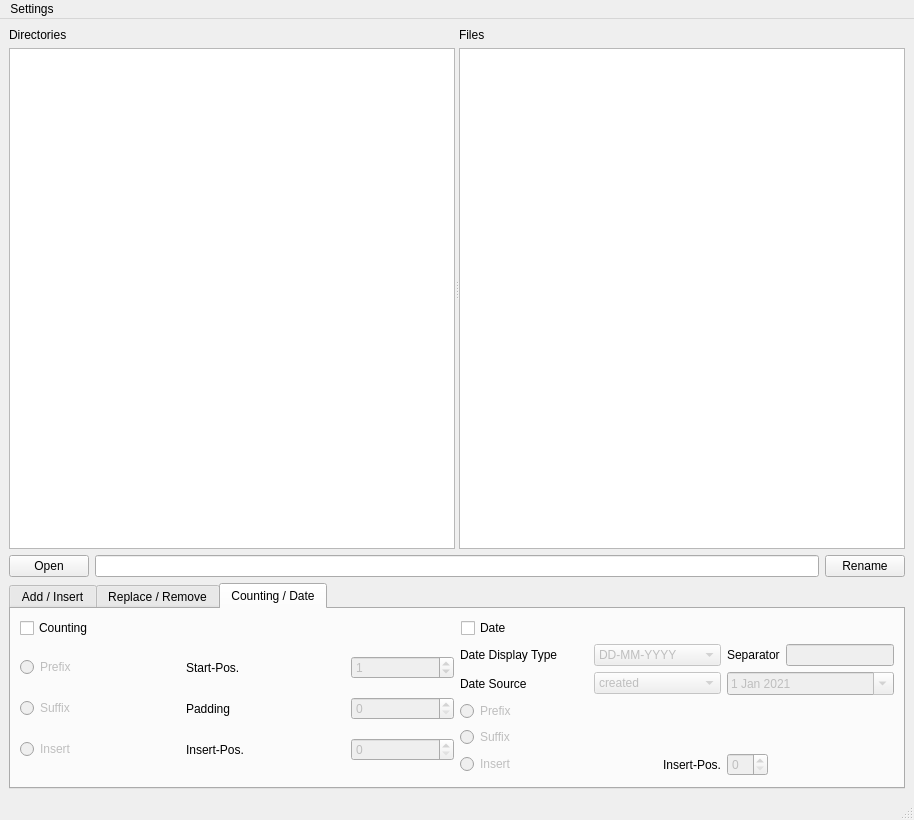
This is mainwindow.ui in Addi90/ARenamerTool as Qt 5 draws it before an edit. The edited form follows.
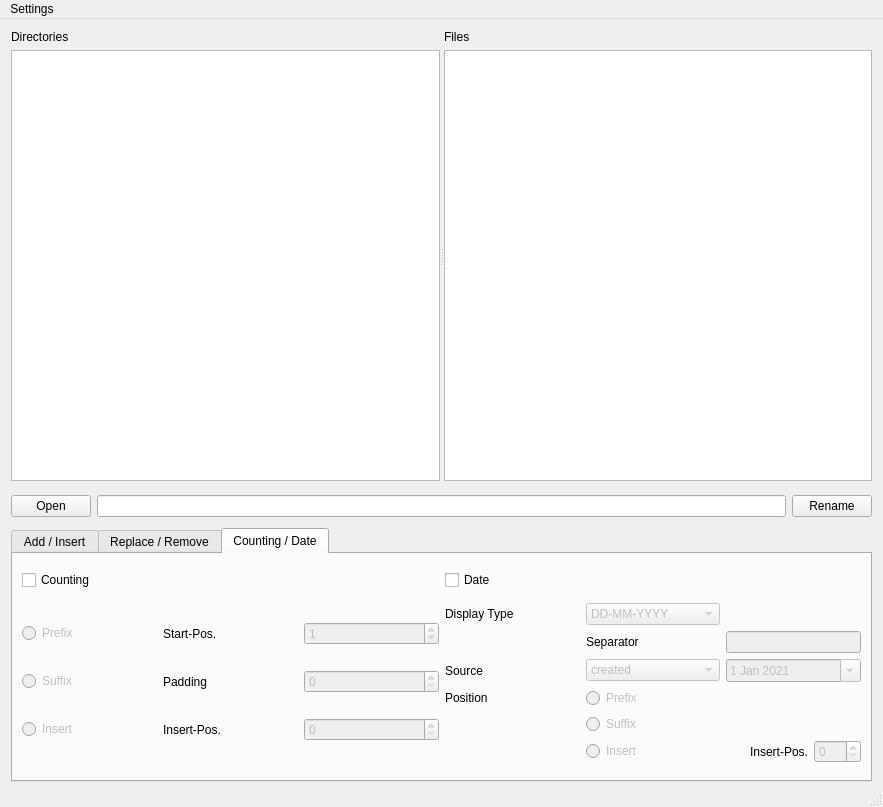
This is the edited form.

Commit message: ui optimizations, fixes, transl. updates

```diff
--- a/mainwindow.ui
+++ b/mainwindow.ui
@@ -6,8 +6,8 @@
    <rect>
     <x>0</x>
     <y>0</y>
-    <width>914</width>
-    <height>820</height>
+    <width>883</width>
+    <height>807</height>
    </rect>
   </property>
   <property name="windowTitle">
@@ -20,128 +20,15 @@
      <verstretch>0</verstretch>
     </sizepolicy>
    </property>
-   <layout class="QVBoxLayout" name="verticalLayout">
-    <item>
-     <widget class="QSplitter" name="splitter">
-      <property name="sizePolicy">
-       <sizepolicy hsizetype="Expanding" vsizetype="Expanding">
-        <horstretch>0</horstretch>
-        <verstretch>0</verstretch>
-       </sizepolicy>
-      </property>
-      <property name="orientation">
-       <enum>Qt::Horizontal</enum>
-      </property>
-      <widget class="QWidget" name="gridLayoutWidget">
-       <layout class="QGridLayout" name="gridLayout_7">
-        <item row="0" column="0">
-         <widget class="QLabel" name="label_13">
-          <property name="sizePolicy">
-           <sizepolicy hsizetype="Minimum" vsizetype="Preferred">
-            <horstretch>0</horstretch>
-            <verstretch>0</verstretch>
-           </sizepolicy>
-          </property>
-          <property name="locale">
-           <locale language="English" country="UnitedKingdom"/>
-          </property>
-          <property name="text">
-           <string>Directories</string>
-          </property>
-         </widget>
-        </item>
-        <item row="1" column="0">
-         <widget class="QTreeView" name="treeView_2">
-          <property name="sizePolicy">
-           <sizepolicy hsizetype="Minimum" vsizetype="Expanding">
-            <horstretch>0</horstretch>
-            <verstretch>0</verstretch>
-           </sizepolicy>
-          </property>
-          <property name="locale">
-           <locale language="English" country="UnitedKingdom"/>
-          </property>
-          <property name="itemsExpandable">
-           <bool>true</bool>
-          </property>
-         </widget>
-        </item>
-       </layout>
-      </widget>
-      <widget class="QWidget" name="gridLayoutWidget_2">
-       <layout class="QGridLayout" name="gridLayout_8">
-        <item row="0" column="0">
-         <widget class="QLabel" name="label_14">
-          <property name="locale">
-           <locale language="English" country="UnitedKingdom"/>
-          </property>
-          <property name="text">
-           <string>Files</string>
-          </property>
-         </widget>
-        </item>
-        <item row="1" column="0">
-         <widget class="QTreeView" name="treeView">
-          <property name="focusPolicy">
-           <enum>Qt::NoFocus</enum>
-          </property>
-          <property name="locale">
-           <locale language="English" country="UnitedKingdom"/>
-          </property>
-          <property name="selectionMode">
-           <enum>QAbstractItemView::MultiSelection</enum>
-          </property>
-          <attribute name="headerVisible">
-           <bool>false</bool>
-          </attribute>
-         </widget>
-        </item>
-       </layout>
-      </widget>
-     </widget>
-    </item>
-    <item>
-     <layout class="QHBoxLayout" name="horizontalLayout_11">
-      <property name="sizeConstraint">
-       <enum>QLayout::SetDefaultConstraint</enum>
-      </property>
-      <item>
-       <widget class="QPushButton" name="pushButton">
-        <property name="sizePolicy">
-         <sizepolicy hsizetype="Minimum" vsizetype="Fixed">
-          <horstretch>0</horstretch>
-          <verstretch>0</verstretch>
-         </sizepolicy>
-        </property>
-        <property name="locale">
-         <locale language="English" country="UnitedKingdom"/>
-        </property>
-        <property name="text">
-         <string>Open</string>
-        </property>
-       </widget>
-      </item>
-      <item>
-       <widget class="QLineEdit" name="lineEdit">
-        <property name="locale">
-         <locale language="English" country="UnitedKingdom"/>
-        </property>
-       </widget>
-      </item>
-      <item>
-       <widget class="QPushButton" name="pushButton_2">
-        <property name="locale">
-         <locale language="English" country="UnitedKingdom"/>
-        </property>
-        <property name="text">
-         <string>Rename</string>
-        </property>
-       </widget>
-      </item>
-     </layout>
-    </item>
-    <item>
      <widget class="QTabWidget" name="tabWidget">
+    <property name="geometry">
+     <rect>
+      <x>11</x>
+      <y>509</y>
+      <width>861</width>
+      <height>254</height>
+     </rect>
+    </property>
       <property name="sizePolicy">
        <sizepolicy hsizetype="Minimum" vsizetype="Minimum">
         <horstretch>0</horstretch>
@@ -676,6 +563,12 @@
           </item>
           <item>
            <widget class="QCheckBox" name="checkBox_12">
+          <property name="sizePolicy">
+           <sizepolicy hsizetype="Minimum" vsizetype="Fixed">
+            <horstretch>0</horstretch>
+            <verstretch>0</verstretch>
+           </sizepolicy>
+          </property>
             <property name="locale">
              <locale language="English" country="UnitedKingdom"/>
             </property>
@@ -826,7 +719,7 @@
                <bool>false</bool>
               </property>
               <property name="sizePolicy">
-               <sizepolicy hsizetype="Fixed" vsizetype="Fixed">
+             <sizepolicy hsizetype="Minimum" vsizetype="Fixed">
                 <horstretch>0</horstretch>
                 <verstretch>0</verstretch>
                </sizepolicy>
@@ -871,46 +764,7 @@
           </item>
           <item>
            <layout class="QGridLayout" name="gridLayout_6">
-            <item row="4" column="2">
-             <widget class="QSpinBox" name="spinBox_10">
-              <property name="enabled">
-               <bool>false</bool>
-              </property>
-              <property name="sizePolicy">
-               <sizepolicy hsizetype="Fixed" vsizetype="Fixed">
-                <horstretch>0</horstretch>
-                <verstretch>0</verstretch>
-               </sizepolicy>
-              </property>
-              <property name="locale">
-               <locale language="English" country="UnitedKingdom"/>
-              </property>
-             </widget>
-            </item>
-            <item row="0" column="0">
-             <widget class="QLabel" name="label_18">
-              <property name="locale">
-               <locale language="English" country="UnitedKingdom"/>
-              </property>
-              <property name="text">
-               <string>Date Display Type</string>
-              </property>
-             </widget>
-            </item>
-            <item row="2" column="0">
-             <widget class="QRadioButton" name="radioButton_4">
-              <property name="enabled">
-               <bool>false</bool>
-              </property>
-              <property name="locale">
-               <locale language="English" country="UnitedKingdom"/>
-              </property>
-              <property name="text">
-               <string>Prefix</string>
-              </property>
-             </widget>
-            </item>
-            <item row="1" column="1">
+          <item row="2" column="1">
              <widget class="QComboBox" name="comboBox_4">
               <property name="enabled">
                <bool>false</bool>
@@ -940,34 +794,16 @@
               </item>
              </widget>
             </item>
-            <item row="4" column="0">
-             <widget class="QRadioButton" name="radioButton_6">
-              <property name="enabled">
-               <bool>false</bool>
-              </property>
-              <property name="locale">
-               <locale language="English" country="UnitedKingdom"/>
-              </property>
-              <property name="text">
-               <string>Insert</string>
-              </property>
-             </widget>
-            </item>
-            <item row="3" column="0">
-             <widget class="QRadioButton" name="radioButton_5">
-              <property name="enabled">
-               <bool>false</bool>
-              </property>
-              <property name="locale">
-               <locale language="English" country="UnitedKingdom"/>
-              </property>
-              <property name="text">
-               <string>Suffix</string>
-              </property>
-             </widget>
-            </item>
-            <item row="4" column="1">
+          <item row="5" column="2">
+           <layout class="QHBoxLayout" name="horizontalLayout_12">
+            <item>
              <widget class="QLabel" name="label_17">
+              <property name="sizePolicy">
+               <sizepolicy hsizetype="Minimum" vsizetype="Preferred">
+                <horstretch>0</horstretch>
+                <verstretch>0</verstretch>
+               </sizepolicy>
+              </property>
               <property name="locale">
                <locale language="English" country="UnitedKingdom"/>
               </property>
@@ -979,60 +815,13 @@
               </property>
              </widget>
             </item>
-            <item row="1" column="0">
-             <widget class="QLabel" name="label_20">
-              <property name="locale">
-               <locale language="English" country="UnitedKingdom"/>
-              </property>
-              <property name="text">
-               <string>Date Source</string>
-              </property>
-             </widget>
-            </item>
-            <item row="0" column="1">
-             <widget class="QComboBox" name="comboBox_3">
-              <property name="enabled">
-               <bool>false</bool>
-              </property>
-              <property name="locale">
-               <locale language="English" country="UnitedKingdom"/>
-              </property>
               <item>
-               <property name="text">
-                <string>DD-MM-YYYY</string>
-               </property>
-              </item>
-              <item>
-               <property name="text">
-                <string>YYYY-MM-DD</string>
-               </property>
-              </item>
-              <item>
-               <property name="text">
-                <string>MM-DD-YYYY</string>
-               </property>
-              </item>
-             </widget>
-            </item>
-            <item row="0" column="2">
-             <layout class="QHBoxLayout" name="horizontalLayout_10">
-              <item>
-               <widget class="QLabel" name="label_19">
-                <property name="locale">
-                 <locale language="English" country="UnitedKingdom"/>
-                </property>
-                <property name="text">
-                 <string>Separator</string>
-                </property>
-               </widget>
-              </item>
-              <item>
-               <widget class="QLineEdit" name="lineEdit_9">
+             <widget class="QSpinBox" name="spinBox_10">
                 <property name="enabled">
                  <bool>false</bool>
                 </property>
                 <property name="sizePolicy">
-                 <sizepolicy hsizetype="Minimum" vsizetype="Fixed">
+               <sizepolicy hsizetype="Fixed" vsizetype="Fixed">
                   <horstretch>0</horstretch>
                   <verstretch>0</verstretch>
                  </sizepolicy>
@@ -1040,11 +829,53 @@
                 <property name="locale">
                  <locale language="English" country="UnitedKingdom"/>
                 </property>
+              <property name="maximum">
+               <number>999</number>
+              </property>
                </widget>
               </item>
              </layout>
             </item>
-            <item row="1" column="2">
+          <item row="0" column="2">
+           <layout class="QHBoxLayout" name="horizontalLayout_10"/>
+          </item>
+          <item row="4" column="1">
+           <widget class="QRadioButton" name="radioButton_5">
+            <property name="enabled">
+             <bool>false</bool>
+            </property>
+            <property name="locale">
+             <locale language="English" country="UnitedKingdom"/>
+            </property>
+            <property name="text">
+             <string>Suffix</string>
+            </property>
+           </widget>
+          </item>
+          <item row="5" column="1">
+           <widget class="QRadioButton" name="radioButton_6">
+            <property name="enabled">
+             <bool>false</bool>
+            </property>
+            <property name="locale">
+             <locale language="English" country="UnitedKingdom"/>
+            </property>
+            <property name="text">
+             <string>Insert</string>
+            </property>
+           </widget>
+          </item>
+          <item row="3" column="0">
+           <widget class="QLabel" name="label_21">
+            <property name="locale">
+             <locale language="English" country="UnitedKingdom"/>
+            </property>
+            <property name="text">
+             <string>Position</string>
+            </property>
+           </widget>
+          </item>
+          <item row="2" column="2">
              <widget class="QDateEdit" name="dateEdit">
               <property name="enabled">
                <bool>false</bool>
@@ -1070,6 +901,102 @@
               </property>
              </widget>
             </item>
+          <item row="0" column="0">
+           <widget class="QLabel" name="label_18">
+            <property name="locale">
+             <locale language="English" country="UnitedKingdom"/>
+            </property>
+            <property name="text">
+             <string>Display Type</string>
+            </property>
+           </widget>
+          </item>
+          <item row="0" column="1">
+           <widget class="QComboBox" name="comboBox_3">
+            <property name="enabled">
+             <bool>false</bool>
+            </property>
+            <property name="sizePolicy">
+             <sizepolicy hsizetype="Preferred" vsizetype="Fixed">
+              <horstretch>0</horstretch>
+              <verstretch>0</verstretch>
+             </sizepolicy>
+            </property>
+            <property name="locale">
+             <locale language="English" country="UnitedKingdom"/>
+            </property>
+            <item>
+             <property name="text">
+              <string>DD-MM-YYYY</string>
+             </property>
+            </item>
+            <item>
+             <property name="text">
+              <string>YYYY-MM-DD</string>
+             </property>
+            </item>
+            <item>
+             <property name="text">
+              <string>MM-DD-YYYY</string>
+             </property>
+            </item>
+           </widget>
+          </item>
+          <item row="3" column="1">
+           <widget class="QRadioButton" name="radioButton_4">
+            <property name="enabled">
+             <bool>false</bool>
+            </property>
+            <property name="locale">
+             <locale language="English" country="UnitedKingdom"/>
+            </property>
+            <property name="text">
+             <string>Prefix</string>
+            </property>
+           </widget>
+          </item>
+          <item row="2" column="0">
+           <widget class="QLabel" name="label_20">
+            <property name="locale">
+             <locale language="English" country="UnitedKingdom"/>
+            </property>
+            <property name="text">
+             <string>Source</string>
+            </property>
+           </widget>
+          </item>
+          <item row="1" column="1">
+           <widget class="QLabel" name="label_19">
+            <property name="sizePolicy">
+             <sizepolicy hsizetype="Minimum" vsizetype="Preferred">
+              <horstretch>0</horstretch>
+              <verstretch>0</verstretch>
+             </sizepolicy>
+            </property>
+            <property name="locale">
+             <locale language="English" country="UnitedKingdom"/>
+            </property>
+            <property name="text">
+             <string>Separator</string>
+            </property>
+           </widget>
+          </item>
+          <item row="1" column="2">
+           <widget class="QLineEdit" name="lineEdit_9">
+            <property name="enabled">
+             <bool>false</bool>
+            </property>
+            <property name="sizePolicy">
+             <sizepolicy hsizetype="Minimum" vsizetype="Fixed">
+              <horstretch>0</horstretch>
+              <verstretch>0</verstretch>
+             </sizepolicy>
+            </property>
+            <property name="locale">
+             <locale language="English" country="UnitedKingdom"/>
+            </property>
+           </widget>
+          </item>
            </layout>
           </item>
          </layout>
@@ -1077,16 +1004,159 @@
        </layout>
       </widget>
      </widget>
-    </item>
-   </layout>
+   <widget class="QWidget" name="">
+    <property name="geometry">
+     <rect>
+      <x>11</x>
+      <y>473</y>
+      <width>861</width>
+      <height>29</height>
+     </rect>
+    </property>
+    <layout class="QHBoxLayout" name="horizontalLayout_11">
+     <property name="sizeConstraint">
+      <enum>QLayout::SetDefaultConstraint</enum>
+     </property>
+     <item>
+      <widget class="QPushButton" name="pushButton">
+       <property name="sizePolicy">
+        <sizepolicy hsizetype="Minimum" vsizetype="Fixed">
+         <horstretch>0</horstretch>
+         <verstretch>0</verstretch>
+        </sizepolicy>
+       </property>
+       <property name="locale">
+        <locale language="English" country="UnitedKingdom"/>
+       </property>
+       <property name="text">
+        <string>Open</string>
+       </property>
+      </widget>
+     </item>
+     <item>
+      <widget class="QLineEdit" name="lineEdit">
+       <property name="locale">
+        <locale language="English" country="UnitedKingdom"/>
+       </property>
+      </widget>
+     </item>
+     <item>
+      <widget class="QPushButton" name="pushButton_2">
+       <property name="locale">
+        <locale language="English" country="UnitedKingdom"/>
+       </property>
+       <property name="text">
+        <string>Rename</string>
+       </property>
+      </widget>
+     </item>
+    </layout>
+   </widget>
+   <widget class="QSplitter" name="splitter">
+    <property name="geometry">
+     <rect>
+      <x>11</x>
+      <y>11</y>
+      <width>861</width>
+      <height>451</height>
+     </rect>
+    </property>
+    <property name="orientation">
+     <enum>Qt::Horizontal</enum>
+    </property>
+    <widget class="QWidget" name="gridLayoutWidget">
+     <layout class="QVBoxLayout" name="verticalLayout_3" stretch="0,1">
+      <property name="sizeConstraint">
+       <enum>QLayout::SetMinimumSize</enum>
+      </property>
+      <item>
+       <widget class="QLabel" name="label_13">
+        <property name="sizePolicy">
+         <sizepolicy hsizetype="MinimumExpanding" vsizetype="Expanding">
+          <horstretch>1</horstretch>
+          <verstretch>0</verstretch>
+         </sizepolicy>
+        </property>
+        <property name="locale">
+         <locale language="English" country="UnitedKingdom"/>
+        </property>
+        <property name="text">
+         <string>Directories</string>
+        </property>
+       </widget>
+      </item>
+      <item>
+       <widget class="QTreeView" name="dirTreeView">
+        <property name="sizePolicy">
+         <sizepolicy hsizetype="MinimumExpanding" vsizetype="Expanding">
+          <horstretch>1</horstretch>
+          <verstretch>0</verstretch>
+         </sizepolicy>
+        </property>
+        <property name="locale">
+         <locale language="English" country="UnitedKingdom"/>
+        </property>
+        <property name="itemsExpandable">
+         <bool>true</bool>
+        </property>
+       </widget>
+      </item>
+     </layout>
+    </widget>
+    <widget class="QWidget" name="gridLayoutWidget_2">
+     <layout class="QVBoxLayout" name="verticalLayout_4" stretch="0,1">
+      <property name="sizeConstraint">
+       <enum>QLayout::SetDefaultConstraint</enum>
+      </property>
+      <item>
+       <widget class="QLabel" name="label_14">
+        <property name="sizePolicy">
+         <sizepolicy hsizetype="Expanding" vsizetype="Expanding">
+          <horstretch>2</horstretch>
+          <verstretch>0</verstretch>
+         </sizepolicy>
+        </property>
+        <property name="locale">
+         <locale language="English" country="UnitedKingdom"/>
+        </property>
+        <property name="text">
+         <string>Files</string>
+        </property>
+       </widget>
+      </item>
+      <item>
+       <widget class="QTreeView" name="fileTreeView">
+        <property name="sizePolicy">
+         <sizepolicy hsizetype="Expanding" vsizetype="Expanding">
+          <horstretch>2</horstretch>
+          <verstretch>0</verstretch>
+         </sizepolicy>
+        </property>
+        <property name="focusPolicy">
+         <enum>Qt::NoFocus</enum>
+        </property>
+        <property name="locale">
+         <locale language="English" country="UnitedKingdom"/>
+        </property>
+        <property name="selectionMode">
+         <enum>QAbstractItemView::MultiSelection</enum>
+        </property>
+        <attribute name="headerVisible">
+         <bool>true</bool>
+        </attribute>
+       </widget>
+      </item>
+     </layout>
+    </widget>
+   </widget>
   </widget>
   <widget class="QMenuBar" name="menubar">
    <property name="geometry">
     <rect>
      <x>0</x>
      <y>0</y>
-     <width>914</width>
-     <height>25</height>
+     <width>883</width>
+     <height>23</height>
     </rect>
    </property>
    <widget class="QMenu" name="menuSettings">
```
Left out of the diff: 235 changed lines with no effect on the pictures. Lines whose indentation alone changed are shown as unchanged. The commit also changes 5 other files.
